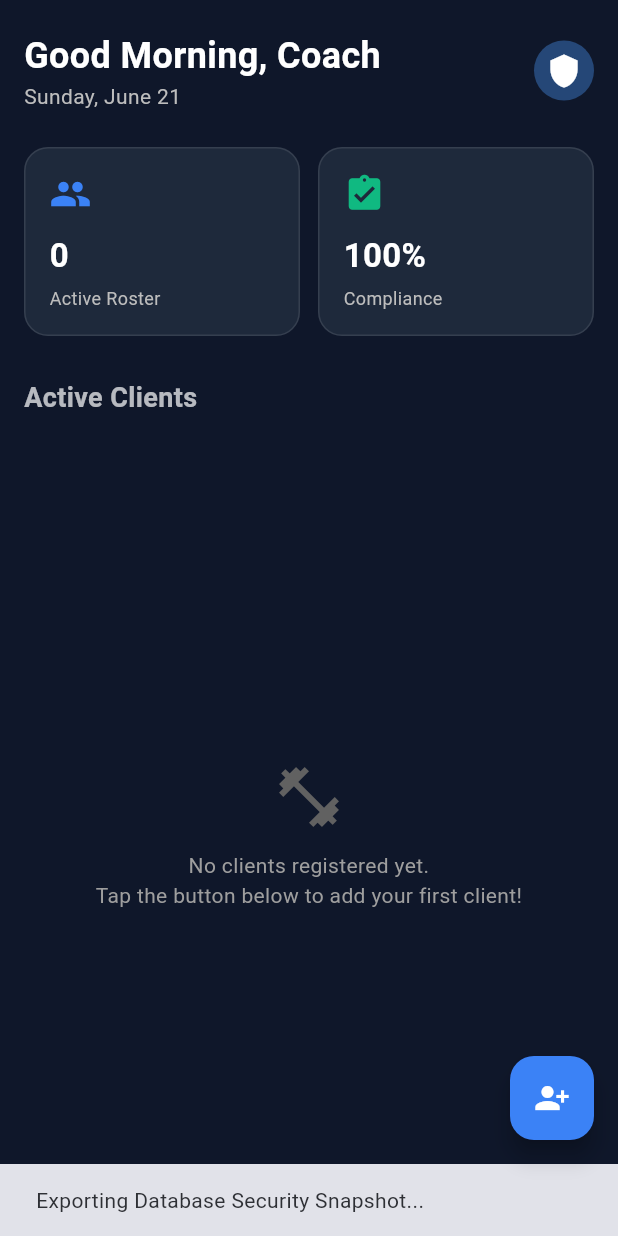
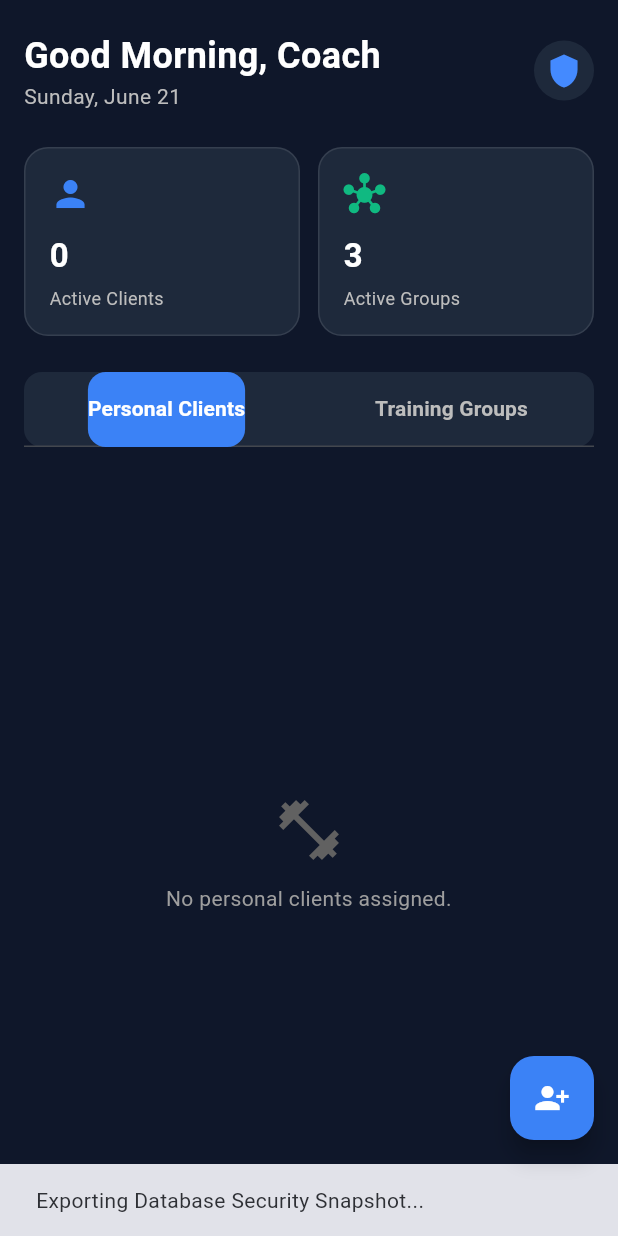
Before and after one commit to Natnael-code/trainer-track-ai, a Flutter app: the screen it shows after launch, after a tap on the "shield" icon, on a phone screen of 412 x 824 dp. Run offline on Flutter 3.47's test engine with Material 3 defaults, Android fonts, the phone set to English and light mode, and no system bars; our stand-ins replace share_plus, sqflite; accounts and stored records are empty.

Commit message:
add a personal and grgoup client managing and setting a workout plan monthly and daily

```diff
--- a/lib/screens/dashboard_screen.dart
+++ b/lib/screens/dashboard_screen.dart
@@ -3,9 +3,30 @@ import 'package:provider/provider.dart';
 import 'package:intl/intl.dart';
 import '../providers/client_provider.dart';
 import '../models/client_model.dart';
+import 'add_schedule_screen.dart'; // Import the schedule builder screen
 
-class DashboardScreen extends StatelessWidget {
+class DashboardScreen extends StatefulWidget {
   const DashboardScreen({super.key});
+
+  @override
+  State<DashboardScreen> createState() => _DashboardScreenState();
+}
+
+class _DashboardScreenState extends State<DashboardScreen>
+    with SingleTickerProviderStateMixin {
+  late TabController _tabController;
+
+  @override
+  void initState() {
+    super.initState();
+    _tabController = TabController(length: 2, vsync: this);
+  }
+
+  @override
+  void dispose() {
+    _tabController.dispose();
+    super.dispose();
+  }
 
   @override
   Widget build(BuildContext context) {
@@ -13,6 +34,9 @@ class DashboardScreen extends StatelessWidget {
     final String formattedDate = DateFormat('EEEE, MMMM d').format(now);
 
     return Scaffold(
+      backgroundColor: const Color(
+        0xFF0F172A,
+      ), // Deep futuristic slate background
       body: SafeArea(
         child: Padding(
           padding: const EdgeInsets.symmetric(horizontal: 16.0),
@@ -20,6 +44,7 @@ class DashboardScreen extends StatelessWidget {
             crossAxisAlignment: CrossAxisAlignment.start,
             children: [
               const SizedBox(height: 20),
+
               // 1. Custom Header Layout
               Row(
                 mainAxisAlignment: MainAxisAlignment.spaceBetween,
@@ -43,11 +68,11 @@ class DashboardScreen extends StatelessWidget {
                   ),
                   GestureDetector(
                     onTap: () async {
-                      // Fire off the backup sharing engine protocol sequence safely
                       await Provider.of<ClientProvider>(
                         context,
                         listen: false,
                       ).backupData();
+                      if (mounted) {
                         ScaffoldMessenger.of(context).showSnackBar(
                           const SnackBar(
                             content: Text(
@@ -55,15 +80,11 @@ class DashboardScreen extends StatelessWidget {
                             ),
                           ),
                         );
+                      }
                     },
-                    child: CircleAvatar(
-                      backgroundColor: Theme.of(
-                        context,
-                      ).colorScheme.primaryContainer,
-                      child: const Icon(
-                        Icons.shield,
-                        color: Colors.white,
-                      ), // Changed icon to shield for clarity
+                    child: const CircleAvatar(
+                      backgroundColor: Color(0xFF1E293B),
+                      child: Icon(Icons.shield, color: Colors.blueAccent),
                     ),
                   ),
                 ],
@@ -78,77 +99,106 @@ class DashboardScreen extends StatelessWidget {
                       Expanded(
                         child: _buildMetricCard(
                           context: context,
-                          title: 'Active Roster',
+                          title: 'Active Clients',
                           value: '${clientProvider.totalActiveClients}',
-                          icon: Icons.group,
-                          color: const Color(0xFF3B82F6), // Vibrant blue
+                          icon: Icons.person,
+                          color: const Color(0xFF3B82F6),
                         ),
                       ),
                       const SizedBox(width: 12),
                       Expanded(
                         child: _buildMetricCard(
                           context: context,
-                          title: 'Compliance',
-                          value: '100%', // hardcoded dummy metric for phase 1
-                          icon: Icons.assignment_turned_in,
-                          color: const Color(0xFF10B981), // Emerald green
+                          title: 'Active Groups',
+                          value:
+                              '3', // Dynamic or placeholder value depending on group tracking
+                          icon: Icons.hub,
+                          color: const Color(0xFF10B981),
                         ),
                       ),
                     ],
                   );
                 },
               ),
-              const SizedBox(height: 28),
+              const SizedBox(height: 24),
 
-              // 3. Client Section Label
-              const Text(
-                'Active Clients',
-                style: TextStyle(
-                  fontSize: 18,
+              // 3. Futuristic Neon Segmented Tab Bar Selector
+              Container(
+                height: 50,
+                decoration: BoxDecoration(
+                  color: const Color(0xFF1E293B),
+                  borderRadius: BorderRadius.circular(12),
+                ),
+                child: TabBar(
+                  controller: _tabController,
+                  indicator: BoxDecoration(
+                    borderRadius: BorderRadius.circular(12),
+                    color: const Color(0xFF3B82F6),
+                  ),
+                  labelColor: Colors.white,
+                  unselectedLabelColor: Colors.grey[400],
+                  labelStyle: const TextStyle(
                     fontWeight: FontWeight.bold,
-                  color: Colors.white70,
+                    fontSize: 14,
+                  ),
+                  tabs: const [
+                    Tab(text: 'Personal Clients'),
+                    Tab(text: 'Training Groups'),
+                  ],
                 ),
               ),
-              const SizedBox(height: 12),
+              const SizedBox(height: 16),
 
-              // 4. Dynamic Client Index List
+              // 4. Dual-Tab Content Windows
               Expanded(
-                child: Consumer<ClientProvider>(
+                child: TabBarView(
+                  controller: _tabController,
+                  children: [
+                    // --- TAB 1: INDIVIDUAL CLIENTS LIST ---
+                    Consumer<ClientProvider>(
                       builder: (context, clientProvider, child) {
                         final clientList = clientProvider.clients;
+                        if (clientList.isEmpty) {
+                          return _buildEmptyState(
+                            'No personal clients assigned.',
+                          );
+                        }
+                        return ListView.builder(
+                          itemCount: clientList.length,
+                          itemBuilder: (context, index) {
+                            return _buildWideItemCard(
+                              context,
+                              clientList[index],
+                            );
+                          },
+                        );
+                      },
+                    ),
 
-                    if (clientList.isEmpty) {
-                      return Center(
-                        child: Column(
-                          mainAxisAlignment: MainAxisAlignment.center,
+                    // --- TAB 2: TRAINING GROUPS LIST ---
+                    ListView(
                       children: [
-                            Icon(
-                              Icons.fitness_center,
-                              size: 48,
-                              color: Colors.grey[700],
+                        _buildWideGroupCard(
+                          context,
+                          'Morning Elite Shred',
+                          '8 Members',
+                          'July 2026 Assigned',
                         ),
-                            const SizedBox(height: 12),
-                            Text(
-                              'No clients registered yet.\nTap the button below to add your first client!',
-                              textAlign: TextAlign.center,
-                              style: TextStyle(
-                                color: Colors.grey[500],
-                                fontSize: 14,
+                        _buildWideGroupCard(
+                          context,
+                          'Calisthenics Advanced',
+                          '5 Members',
+                          'No Plan Configured',
                         ),
+                        _buildWideGroupCard(
+                          context,
+                          'Hypertrophy Pool B',
+                          '12 Members',
+                          'July 2026 Assigned',
                         ),
                       ],
                     ),
-                      );
-                    }
-
-                    return ListView.builder(
-                      itemCount: clientList.length,
-                      itemBuilder: (context, index) {
-                        final client = clientList[index];
-                        return _buildClientListItem(context, client);
-                      },
-                    );
-                  },
+                  ],
                 ),
               ),
             ],
@@ -156,10 +206,8 @@ class DashboardScreen extends StatelessWidget {
         ),
       ),
 
-      // 5. Action Floating Action Button
       floatingActionButton: FloatingActionButton(
         onPressed: () {
-          // Navigational hook for registration screen layout to be wired in next step
           ScaffoldMessenger.of(context).showSnackBar(
             const SnackBar(
               content: Text('Navigation link to registration form'),
@@ -183,7 +231,7 @@ class DashboardScreen extends StatelessWidget {
     return Container(
       padding: const EdgeInsets.all(16.0),
       decoration: BoxDecoration(
-        color: const Color(0xFF1E293B), // Matches our deep slate background
+        color: const Color(0xFF1E293B),
         borderRadius: BorderRadius.circular(16),
         border: Border.all(color: Colors.white10),
       ),
@@ -207,48 +255,149 @@ class DashboardScreen extends StatelessWidget {
     );
   }
 
-  // Helper Widget for individual Client List Tiles
-  Widget _buildClientListItem(BuildContext context, ClientModel client) {
-    return Card(
+  // Horizontally wide, medium-height card for personal clients
+  Widget _buildWideItemCard(BuildContext context, ClientModel client) {
+    return Container(
+      margin: const EdgeInsets.only(bottom: 12),
+      padding: const EdgeInsets.all(14),
+      decoration: BoxDecoration(
         color: const Color(0xFF1E293B),
-      margin: const EdgeInsets.only(bottom: 12),
-      shape: RoundedRectangleBorder(
-        borderRadius: BorderRadius.circular(12),
-        side: const BorderSide(color: Colors.white10),
+        borderRadius: BorderRadius.circular(16),
+        border: Border.all(color: Colors.white10),
       ),
-      child: ListTile(
-        leading: CircleAvatar(
+      child: Row(
+        children: [
+          CircleAvatar(
+            radius: 26,
             backgroundColor: Colors.grey[800],
-          backgroundImage: client.localProfileImagePath != null
-              ? Uri.parse(client.localProfileImagePath!).isAbsolute
-                    ? NetworkImage(client.localProfileImagePath!)
-                    : const AssetImage('assets/images/placeholder.png')
-                          as ImageProvider
-              : null,
-          child: client.localProfileImagePath == null
-              ? const Icon(Icons.person, color: Colors.white70)
-              : null,
+            child: const Icon(Icons.person, color: Colors.white70),
           ),
-        title: Text(
+          const SizedBox(width: 14),
+          Expanded(
+            child: Column(
+              crossAxisAlignment: CrossAxisAlignment.start,
+              children: [
+                Text(
                   client.name,
                   style: const TextStyle(
                     fontWeight: FontWeight.bold,
                     color: Colors.white,
+                    fontSize: 16,
                   ),
                 ),
-        subtitle: Text(
-          'BMI: ${client.bmi.toStringAsFixed(1)} | ${client.experienceLevel}',
-          style: TextStyle(color: Colors.grey[400]),
+                const SizedBox(height: 4),
+                Text(
+                  'BMI: ${client.bmi.toStringAsFixed(1)} • ${client.experienceLevel}',
+                  style: TextStyle(color: Colors.grey[400], fontSize: 12),
                 ),
-        trailing: const Icon(Icons.chevron_right, color: Colors.white30),
-        onTap: () {
-          // Open Detailed progression profile
+              ],
+            ),
+          ),
+          // Interactive Shortcut Calendar Engine Hook Button
+          IconButton(
+            icon: const Icon(Icons.calendar_month, color: Colors.blueAccent),
+            tooltip: 'Setup Monthly Schedule',
+            onPressed: () {
+              Navigator.push(
+                context,
+                MaterialPageRoute(
+                  builder: (context) => AddScheduleScreen(
+                    clientId: client.id,
+                    entityName: client.name,
+                  ),
+                ),
+              );
             },
+          ),
+        ],
       ),
     );
   }
 
-  // Dynamic greeting generator script
+  // Horizontally wide, medium-height card for tracking training groups
+  Widget _buildWideGroupCard(
+    BuildContext context,
+    String groupName,
+    String sizeText,
+    String statusMessage,
+  ) {
+    bool isAssigned = statusMessage.contains('Assigned');
+    return Container(
+      margin: const EdgeInsets.only(bottom: 12),
+      padding: const EdgeInsets.all(14),
+      decoration: BoxDecoration(
+        color: const Color(0xFF1E293B),
+        borderRadius: BorderRadius.circular(16),
+        border: Border.all(color: Colors.white10),
+      ),
+      child: Row(
+        children: [
+          const CircleAvatar(
+            radius: 26,
+            backgroundColor: Color(0xFF312E81),
+            child: Icon(Icons.hub, color: Colors.indigoAccent),
+          ),
+          const SizedBox(width: 14),
+          Expanded(
+            child: Column(
+              crossAxisAlignment: CrossAxisAlignment.start,
+              children: [
+                Text(
+                  groupName,
+                  style: const TextStyle(
+                    fontWeight: FontWeight.bold,
+                    color: Colors.white,
+                    fontSize: 16,
+                  ),
+                ),
+                const SizedBox(height: 4),
+                Text(
+                  '$sizeText • $statusMessage',
+                  style: TextStyle(
+                    color: isAssigned ? const Color(0xFF10B981) : Colors.amber,
+                    fontSize: 12,
+                  ),
+                ),
+              ],
+            ),
+          ),
+          IconButton(
+            icon: const Icon(Icons.calendar_month, color: Colors.indigoAccent),
+            tooltip: 'Setup Group Schedule',
+            onPressed: () {
+              Navigator.push(
+                context,
+                MaterialPageRoute(
+                  builder: (context) => AddScheduleScreen(
+                    groupId: groupName.toLowerCase().replaceAll(' ', '_'),
+                    entityName: groupName,
+                  ),
+                ),
+              );
+            },
+          ),
+        ],
+      ),
+    );
+  }
+
+  Widget _buildEmptyState(String sub) {
+    return Center(
+      child: Column(
+        mainAxisAlignment: MainAxisAlignment.center,
+        children: [
+          Icon(Icons.fitness_center, size: 48, color: Colors.grey[700]),
+          const SizedBox(height: 12),
+          Text(
+            sub,
+            textAlign: TextAlign.center,
+            style: TextStyle(color: Colors.grey[500], fontSize: 14),
+          ),
+        ],
+      ),
+    );
+  }
+
   String _getGreetingText(int hour) {
     if (hour < 12) return 'Good Morning, Coach';
     if (hour < 17) return 'Good Afternoon, Coach';
--- a/lib/services/database_service.dart
+++ b/lib/services/database_service.dart
@@ -3,7 +3,8 @@ import 'package:sqflite/sqflite.dart';
 import 'package:path/path.dart';
 import 'package:share_plus/share_plus.dart';
 import '../models/client_model.dart';
-import '../models/fitness_models.dart'; // Ensure this import points to your fitness models file
+import '../models/fitness_models.dart';
+import 'package:flutter/foundation.dart' show kIsWeb;
 
 class DatabaseService {
   static final DatabaseService instance = DatabaseService._init();
@@ -12,12 +13,22 @@ class DatabaseService {
   DatabaseService._init();
 
   Future<Database> get database async {
+    // On web, we cannot use the native _database instance at all
+    if (kIsWeb) {
+      throw UnsupportedError('Native database access is disabled on Web.');
+    }
     if (_database != null) return _database!;
     _database = await _initDB('trainer_track.db');
     return _database!;
   }
 
   Future<Database> _initDB(String filePath) async {
+    // Return a dummy database initialization if web engine is intercepted early
+    if (kIsWeb) {
+      return _database!;
+    }
+
+    // Mobile native path execution
     final dbPath = await getDatabasesPath();
     final path = join(dbPath, filePath);
 
@@ -99,6 +110,8 @@ class DatabaseService {
   // --- CLIENTS CRUD OPERATIONS ---
 
   Future<void> insertClient(ClientModel client) async {
+    if (kIsWeb) return; // Safely bypass database write operations on Chrome
+
     final db = await instance.database;
     await db.insert('clients', {
       'id': client.id,
@@ -121,6 +134,42 @@ class DatabaseService {
   }
 
   Future<List<ClientModel>> fetchAllClients() async {
+    // If running on web, supply synthetic data structures directly to view the layout layers
+    if (kIsWeb) {
+      return [
+        ClientModel(
+          id: 'web_client_1',
+          name: 'Alex Mercer',
+          phoneNumber: '+251911223344',
+          age: 24,
+          gender: 'Male',
+          startingWeight: 78.5,
+          height: 1.75,
+          experienceLevel: 'Intermediate',
+          lifestyleType: 'Active',
+          injuries: 'None',
+          medicalConditions: 'None',
+          joinedDate: DateTime.now(),
+          status: 'Active',
+        ),
+        ClientModel(
+          id: 'web_client_2',
+          name: 'Sara Connor',
+          phoneNumber: '+251922334455',
+          age: 22,
+          gender: 'Female',
+          startingWeight: 62.0,
+          height: 1.68,
+          experienceLevel: 'Advanced',
+          lifestyleType: 'Sedentary',
+          injuries: 'Knee Discomfort',
+          medicalConditions: 'Asthma',
+          joinedDate: DateTime.now(),
+          status: 'Active',
+        ),
+      ];
+    }
+
     final db = await instance.database;
     const orderBy = 'name ASC';
     final result = await db.query('clients', orderBy: orderBy);
@@ -156,6 +205,8 @@ class DatabaseService {
     required List<ScheduleDayModel> days,
     required List<WorkoutPlanModel> plans,
   }) async {
+    if (kIsWeb) return; // Prevent batch insertion loop failures on web
+
     final db = await instance.database;
     final batch = db.batch();
 
@@ -183,6 +234,8 @@ class DatabaseService {
     String? groupId,
     required String monthConfigId,
   }) async {
+    if (kIsWeb) return []; // Fallback array configuration for browser execution
+
     final db = await instance.database;
 
     final List<Map<String, dynamic>> maps = await db.query(
@@ -200,6 +253,8 @@ class DatabaseService {
   }
 
   Future<WorkoutPlanModel?> fetchWorkoutPlanForDay(String dayScheduleId) async {
+    if (kIsWeb) return null;
+
     final db = await instance.database;
     final List<Map<String, dynamic>> maps = await db.query(
       'workout_plans',
@@ -213,6 +268,8 @@ class DatabaseService {
 
   // --- DATA SAFETY EXPORT ---
   Future<void> exportDatabaseBackup() async {
+    if (kIsWeb) return;
+
     final dbPath = await getDatabasesPath();
     final path = join(dbPath, 'trainer_track.db');
     final dbFile = File(path);
@@ -222,4 +279,4 @@ class DatabaseService {
       ], text: 'TrainerTrack AI Security Snapshot');
     }
   }
-} // <--- Class properly locked here now!
+}
```
Also changed, not shown: web_entrypoint.dart (added). Lines whose indentation alone changed are shown as unchanged.
